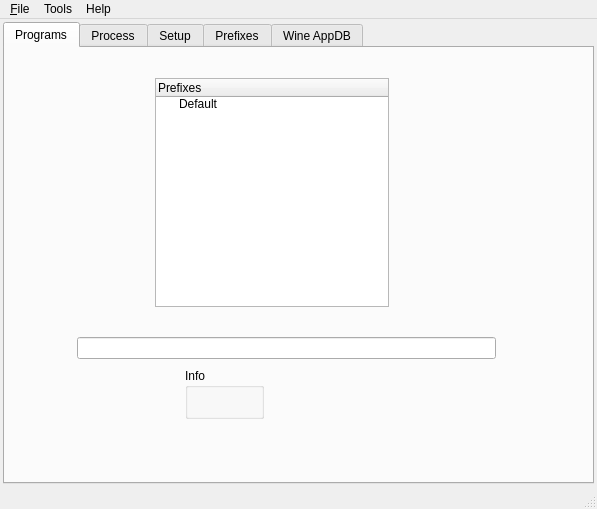
brezerk/q4wine, file src/q4wine-gui/uis/MainWindow.ui: the form before one commit.
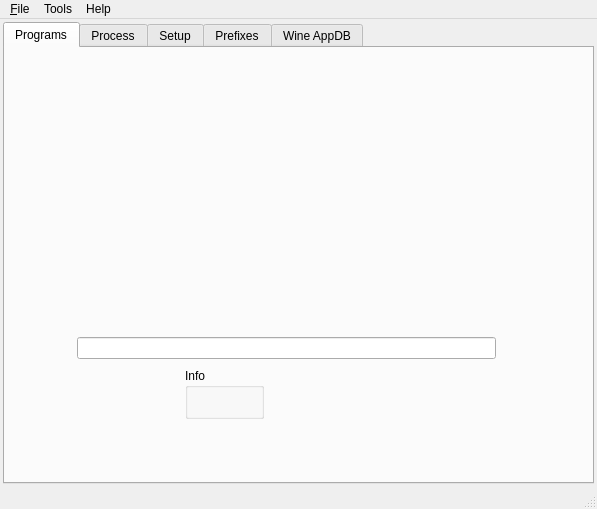
The form after the commit. Icons and pictures are not drawn.

Commit message: All lstIcons functions was moved into ints oun class. Some of functions of twPrefix moved into PrefixTreeWidget.

What changed in the file:
```diff
--- a/src/q4wine-gui/uis/MainWindow.ui
+++ b/src/q4wine-gui/uis/MainWindow.ui
@@ -29,35 +29,6 @@
        <attribute name="title">
         <string>Programs</string>
        </attribute>
-       <widget class="QTreeWidget" name="twPrograms">
-        <property name="geometry">
-         <rect>
-          <x>150</x>
-          <y>30</y>
-          <width>234</width>
-          <height>229</height>
-         </rect>
-        </property>
-        <property name="contextMenuPolicy">
-         <enum>Qt::CustomContextMenu</enum>
-        </property>
-        <property name="autoExpandDelay">
-         <number>0</number>
-        </property>
-        <property name="itemsExpandable">
-         <bool>true</bool>
-        </property>
-        <column>
-         <property name="text">
-          <string>Prefixes</string>
-         </property>
-        </column>
-        <item>
-         <property name="text">
-          <string>Default</string>
-         </property>
-        </item>
-       </widget>
        <widget class="QGroupBox" name="gbInfo">
         <property name="geometry">
          <rect>
```
The commit also changes 9 other files.
